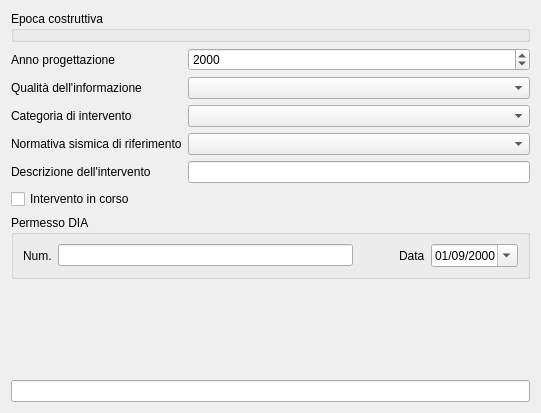
faunalia/rt_omero, file ui/wdgInterventi.ui: the form before one commit.
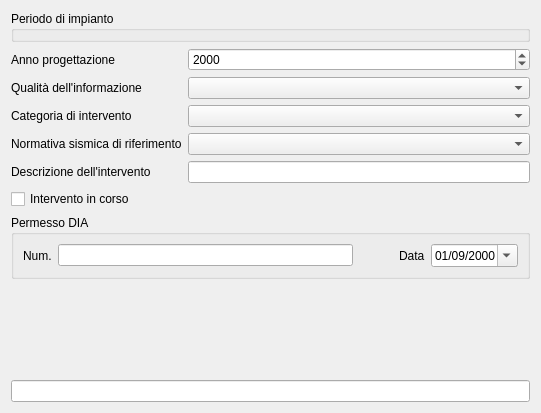
The form after the commit. Custom widgets are drawn as their Qt base class.

```diff
--- a/ui/wdgInterventi.ui
+++ b/ui/wdgInterventi.ui
@@ -17,7 +17,7 @@
    <item row="0" column="0" colspan="2">
     <widget class="GrpEpocaCostruttiva" name="EPOCA_COSTRUTTIVA">
      <property name="title">
-      <string>Epoca costruttiva</string>
+      <string>Periodo di impianto</string>
      </property>
     </widget>
    </item>
```
